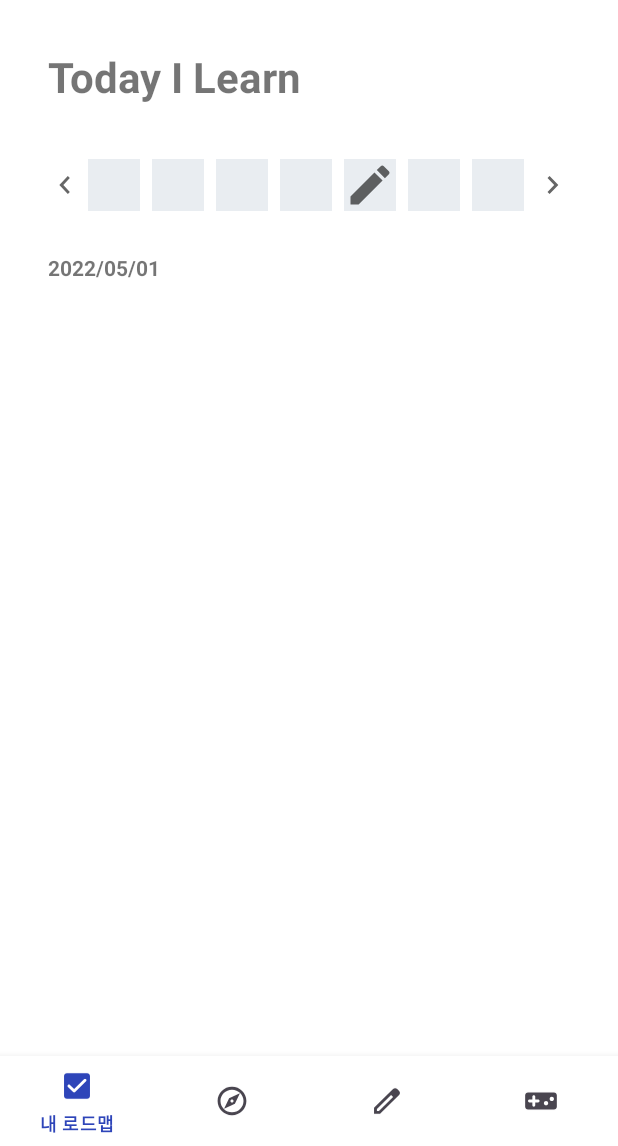
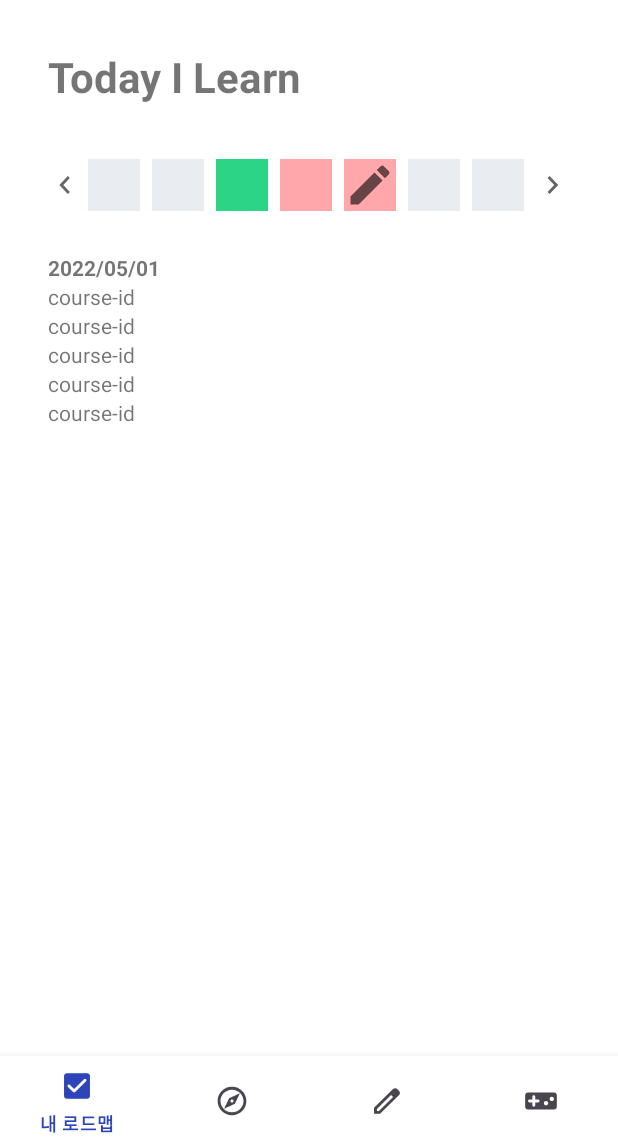
Before and after one commit to team-garosero/HobbyRoadmap, an Android app: the TilFragment screen opened through its navigation route, after a tap on an icon or button, on a phone screen of 412 x 824 dp, the part 90-1236 px from its top. Run offline under Robolectric (Android 15) with nearby library versions, the phone set to English and light mode, and no system bars; our stand-ins replace data binding, navigation-ui.

Commit message:
TilFrag 변경
delete un-used settings
til-data-structure 변경
til-recyclerview 연결

```diff
--- a/app/build.gradle
+++ b/app/build.gradle
@@ -69,12 +69,6 @@ dependencies {
     implementation 'androidx.preference:preference-ktx:1.2.0'
     implementation 'androidx.preference:preference:1.2.0'
 
-    // glide
-    implementation 'com.github.bumptech.glide:glide:4.11.0'
-
     // coroutines
     implementation("org.jetbrains.kotlinx:kotlinx-coroutines-android:1.3.9")
-
-    // Google Play 인스턴트 API
-    implementation "com.google.android.gms:play-services-instantapps:17.0.0"
 }
--- a/app/src/main/java/com/garosero/android/hobbyroadmap/data/ContentItem.kt
+++ /dev/null
@@ -1,6 +0,0 @@
-package com.garosero.android.hobbyroadmap.data
-
-data class ContentItem(
-    val contentId:String = "",
-    // todo : 채우기
-)
--- /dev/null
+++ b/app/src/main/java/com/garosero/android/hobbyroadmap/data/TilBoxItem.kt
@@ -0,0 +1,8 @@
+package com.garosero.android.hobbyroadmap.data
+
+import java.time.LocalDate
+
+data class TilBoxItem(
+    var date: LocalDate,
+    var tilList: MutableList<TilItem> = mutableListOf()
+)
--- a/app/src/main/java/com/garosero/android/hobbyroadmap/data/TilItem.kt
+++ b/app/src/main/java/com/garosero/android/hobbyroadmap/data/TilItem.kt
@@ -4,6 +4,7 @@ import java.time.LocalDate
 
 data class TilItem(
     val uid : String = "",
+    val courseId : String = "",
     val date: LocalDate,
-    val contentList: MutableList<ContentItem> = mutableListOf()
+    val content: String = ""
 )
--- a/app/src/main/java/com/garosero/android/hobbyroadmap/main/TilAdapter.kt
+++ b/app/src/main/java/com/garosero/android/hobbyroadmap/main/TilBoxAdapter.kt
@@ -5,13 +5,10 @@ import android.view.LayoutInflater
 import android.view.View
 import android.view.ViewGroup
 import androidx.annotation.RequiresApi
-import androidx.core.content.ContextCompat
 import androidx.recyclerview.widget.RecyclerView
-import com.garosero.android.hobbyroadmap.R
-import com.garosero.android.hobbyroadmap.data.TilItem
-import com.garosero.android.hobbyroadmap.databinding.RecyclerTilBinding
+import com.garosero.android.hobbyroadmap.data.TilBoxItem
+import com.garosero.android.hobbyroadmap.databinding.RecyclerTilBoxBinding
 import com.garosero.android.hobbyroadmap.viewmodels.TilViewModel
-import java.time.LocalDate
 import kotlin.math.max
 
 /**
@@ -19,42 +16,37 @@ import kotlin.math.max
  */
 
 @RequiresApi(Build.VERSION_CODES.O)
-class TilAdapter(val model:TilViewModel) :
-    RecyclerView.Adapter<TilAdapter.ViewHolder>() {
+class TilBoxAdapter(val model:TilViewModel) :
+    RecyclerView.Adapter<TilBoxAdapter.ViewHolder>() {
     var boxSize = 0
 
     // submit data
     fun setLayoutWidth(width: Int){
-        boxSize = width/ max(model.getTilItems().size, 1)
-        notifyItemRangeChanged(0, 7)
+        boxSize = width/ max(model.getTilBoxItems().size, 1)
+        notifyDataSetChanged()
     }
 
     override fun onCreateViewHolder(parent: ViewGroup, viewType: Int): ViewHolder {
-        val view = RecyclerTilBinding.inflate(
+        val view = RecyclerTilBoxBinding.inflate(
             LayoutInflater.from(parent.context),
             parent,
             false)
         return ViewHolder(view)
     }
 
-    override fun getItemCount(): Int = model.getTilItems().size
+    override fun getItemCount(): Int = model.getTilBoxItems().size
     override fun onBindViewHolder(holder: ViewHolder, position: Int) {
-        holder.bind(model.getTilItems()[position])
+        holder.bind(model.getTilBoxItems()[position])
     }
 
-    inner class ViewHolder(private val binding : RecyclerTilBinding)
+    inner class ViewHolder(private val binding : RecyclerTilBoxBinding)
         : RecyclerView.ViewHolder(binding.root){
 
-        fun bind(item: TilItem){
+        fun bind(item: TilBoxItem){
             binding.apply {
 
                 // If there is a record, the background color changes.
-                var bgColor = ContextCompat.getColor(
-                    itemView.context,
-                    if (item.contentList.size==0) R.color.tilBox_default
-                    else R.color.tilBox_active
-                )
-                cvBox.setBackgroundColor(bgColor)
+                cvBox.setBackgroundColor(model.getBgColor(itemView.context, item))
 
                 // Changes the icon of items representing focus-day's records.
                 if (model.getDateString(item.date).equals(
@@ -76,7 +68,6 @@ class TilAdapter(val model:TilViewModel) :
                 // onclick - listener
                 cvBox.setOnClickListener{
                     listener?.onItemClick(item, it)
-                    notifyDataSetChanged()
                 }
             }
         }
@@ -84,7 +75,7 @@ class TilAdapter(val model:TilViewModel) :
 
     // on click interface
     interface OnItemClickListener{
-        fun onItemClick(data: TilItem, view: View)
+        fun onItemClick(data: TilBoxItem, view: View)
     }
     private var listener : OnItemClickListener? = null
     fun setOnItemClickListener(listener : OnItemClickListener) {
--- a/app/src/main/java/com/garosero/android/hobbyroadmap/main/TilFragment.kt
+++ b/app/src/main/java/com/garosero/android/hobbyroadmap/main/TilFragment.kt
@@ -2,66 +2,86 @@ package com.garosero.android.hobbyroadmap.main
 
 import android.os.Build
 import android.os.Bundle
-import android.util.Log
-import androidx.fragment.app.Fragment
 import android.view.LayoutInflater
 import android.view.View
 import android.view.ViewGroup
 import androidx.annotation.RequiresApi
+import androidx.fragment.app.Fragment
 import androidx.lifecycle.Observer
-import com.garosero.android.hobbyroadmap.data.TilItem
+import com.garosero.android.hobbyroadmap.data.TilBoxItem
 import com.garosero.android.hobbyroadmap.databinding.FragmentTilBinding
 import com.garosero.android.hobbyroadmap.viewmodels.TilViewModel
 import java.time.LocalDate
-import java.time.format.DateTimeFormatter
 
 class TilFragment : Fragment() {
     @RequiresApi(Build.VERSION_CODES.O)
     val model = TilViewModel()
+    lateinit var boxAdapter: TilBoxAdapter
+    lateinit var listAdapter: TilListAdapter
+    lateinit var binding: FragmentTilBinding
 
     @RequiresApi(Build.VERSION_CODES.O)
     override fun onCreateView(
         inflater: LayoutInflater, container: ViewGroup?,
         savedInstanceState: Bundle?
     ): View? {
-        val binding = FragmentTilBinding.inflate(layoutInflater)
+        binding = FragmentTilBinding.inflate(layoutInflater)
 
+        setTilBox()
+        setTilList()
+
+        // liveData
+        val focusDayObserver = Observer<LocalDate> {
+            binding.tvDay.text = model.getDateString(it)
+        }
+        activity?.let { model.focusDay.observe(it, focusDayObserver) }
+
+        return binding.root
+    }
+
+    @RequiresApi(Build.VERSION_CODES.O)
+    private fun setTilBox(){
         with (binding){
-            // set recycler-view
-            val adapter = TilAdapter(model)
-            recycler.adapter = adapter
-            //recycler.itemAnimator = null
-            adapter.setOnItemClickListener(object : TilAdapter.OnItemClickListener{
-                override fun onItemClick(data: TilItem, view: View) {
-                    model.setFocusDay(data.date)
-                }
-            })
+            // recycler-view : Til
+            boxAdapter = TilBoxAdapter(model)
+            recyclerBox.adapter = boxAdapter
+            recyclerBox.itemAnimator = null
 
             // Since 7 boxes need to fit into the recycler-view,
             // we need a process to find the width of the recycler-view.
-            recycler.viewTreeObserver.addOnGlobalLayoutListener {
-                if (adapter.boxSize==0) {
-                    adapter.setLayoutWidth(binding.recycler.width)
+            recyclerBox.viewTreeObserver.addOnGlobalLayoutListener {
+                if (boxAdapter.boxSize==0) {
+                    boxAdapter.setLayoutWidth(binding.recyclerBox.width)
                 }
             }
+
+            // box adapter onClick
+            boxAdapter.setOnItemClickListener(object :TilBoxAdapter.OnItemClickListener{
+                override fun onItemClick(data: TilBoxItem, view: View) {
+                    model.setFocusDay(data.date)
+                    boxAdapter.notifyDataSetChanged()
+                    listAdapter.submitData(data)
+                }
+            })
 
             // button - event
             ibnPre.setOnClickListener {
                 model.addPreDay()
-                adapter.notifyDataSetChanged()
+                boxAdapter.notifyDataSetChanged()
             }
             ibnNext.setOnClickListener {
                 model.addNextDay()
-                adapter.notifyDataSetChanged()
+                boxAdapter.notifyDataSetChanged()
             }
+        }
+    }
 
-            // liveData
-            val focusDayObserver = Observer<LocalDate> {
-                tvDay.text = model.getDateString(it)
-            }
-            activity?.let { model.focusDay.observe(it, focusDayObserver) }
+    @RequiresApi(Build.VERSION_CODES.O)
+    private fun setTilList(){
+        with(binding){
+            val item = model.getFocusTilBoxItem()
+            listAdapter = TilListAdapter(item)
+            recyclerList.adapter = listAdapter
         }
-
-        return binding.root
     }
 }
--- /dev/null
+++ b/app/src/main/java/com/garosero/android/hobbyroadmap/main/TilListAdapter.kt
@@ -0,0 +1,49 @@
+package com.garosero.android.hobbyroadmap.main
+
+import android.os.Build
+import android.view.LayoutInflater
+import android.view.ViewGroup
+import androidx.annotation.RequiresApi
+import androidx.recyclerview.widget.RecyclerView
+import com.garosero.android.hobbyroadmap.data.TilBoxItem
+import com.garosero.android.hobbyroadmap.data.TilItem
+import com.garosero.android.hobbyroadmap.databinding.RecyclerTilListBinding
+
+/**
+ * Adapter for the [RecyclerView] in [TilFragment].
+ */
+
+@RequiresApi(Build.VERSION_CODES.O)
+class TilListAdapter(var dataSet: TilBoxItem) :
+    RecyclerView.Adapter<TilListAdapter.ViewHolder>() {
+
+    // submit data
+    fun submitData(dataSet: TilBoxItem){
+        this.dataSet = dataSet
+        notifyDataSetChanged()
+    }
+
+    override fun onCreateViewHolder(parent: ViewGroup, viewType: Int): ViewHolder {
+        val view = RecyclerTilListBinding.inflate(
+            LayoutInflater.from(parent.context),
+            parent,
+            false)
+        return ViewHolder(view)
+    }
+
+    override fun getItemCount(): Int = dataSet.tilList.size
+    override fun onBindViewHolder(holder: ViewHolder, position: Int) {
+        holder.bind(dataSet.tilList[position])
+    }
+
+    inner class ViewHolder(private val binding : RecyclerTilListBinding)
+        : RecyclerView.ViewHolder(binding.root){
+
+        fun bind(item: TilItem){
+            binding.apply {
+                // todo : item
+                tvTitle.text = "course-id"
+            }
+        }
+    }
+}
--- a/app/src/main/java/com/garosero/android/hobbyroadmap/viewmodels/TilViewModel.kt
+++ b/app/src/main/java/com/garosero/android/hobbyroadmap/viewmodels/TilViewModel.kt
@@ -1,9 +1,13 @@
 package com.garosero.android.hobbyroadmap.viewmodels
 
+import android.content.Context
 import android.os.Build
 import androidx.annotation.RequiresApi
+import androidx.core.content.ContextCompat
 import androidx.lifecycle.MutableLiveData
 import androidx.lifecycle.ViewModel
+import com.garosero.android.hobbyroadmap.R
+import com.garosero.android.hobbyroadmap.data.TilBoxItem
 import com.garosero.android.hobbyroadmap.data.TilItem
 import java.time.LocalDate
 import java.time.format.DateTimeFormatter
@@ -11,10 +15,10 @@ import java.time.format.DateTimeFormatter
 @RequiresApi(Build.VERSION_CODES.O)
 class TilViewModel : ViewModel() {
     val focusDay = MutableLiveData<LocalDate>()
-    val tilItems = MutableLiveData<MutableList<TilItem>>()
+    private val tilBoxItems = MutableLiveData<MutableList<TilBoxItem>>()
     init {
         initFocusDay()
-        initTilItems()
+        initTilBoxItems()
     }
 
     // focus -day
@@ -36,39 +40,38 @@ class TilViewModel : ViewModel() {
 
     // til-items for recyclerview
     @RequiresApi(Build.VERSION_CODES.O)
-    fun getTilItems() : MutableList<TilItem> {
-        tilItems.value?:initTilItems()
-        return tilItems.value!!
+    fun getTilBoxItems() : MutableList<TilBoxItem> {
+        return tilBoxItems.value!!
     }
 
     @RequiresApi(Build.VERSION_CODES.O)
-    fun initTilItems() {
-        val dataSet:MutableList<TilItem> = mutableListOf()
+    fun initTilBoxItems() {
+        val dataSet:MutableList<TilBoxItem> = mutableListOf()
         val fDay:LocalDate = focusDay.value!!
         for (i in -3..3){
-            dataSet.add(TilItem(date = fDay.plusDays(i.toLong())))
+            dataSet.add(getDataFromDB(date = fDay.plusDays(i.toLong())))
         }
-        tilItems.value = dataSet
+        tilBoxItems.value = dataSet
     }
 
     @RequiresApi(Build.VERSION_CODES.O)
     fun addPreDay(){
-        val size = tilItems.value!!.size
-        val firstDay = getTilItems().get(0).date
-        // todo : get preData
-        val preData = TilItem(date = firstDay.plusDays(-1))
-        tilItems.value!!.add(0, preData)
-        tilItems.value!!.removeAt(size)
+        val size = getTilBoxItems().size
+        val dataSet = getTilBoxItems()
+        val firstDay = dataSet.get(0).date
+        val preData = getDataFromDB(firstDay.plusDays(-1))
+        tilBoxItems.value!!.add(0, preData)
+        tilBoxItems.value!!.removeAt(size)
     }
 
     @RequiresApi(Build.VERSION_CODES.O)
     fun addNextDay(){
-        val size = tilItems.value!!.size
-        val lastDay = getTilItems().get(size-1).date
-        // todo : get nextData
-        val nextData = TilItem(date = lastDay.plusDays(1))
-        tilItems.value!!.add(nextData)
-        tilItems.value!!.removeAt(0)
+        val size = getTilBoxItems().size
+        val dataSet = getTilBoxItems()
+        val lastDay = dataSet.get(size-1).date
+        val nextData = getDataFromDB(lastDay.plusDays(1))
+        tilBoxItems.value!!.add(nextData)
+        tilBoxItems.value!!.removeAt(0)
     }
 
     @RequiresApi(Build.VERSION_CODES.O)
@@ -76,4 +79,32 @@ class TilViewModel : ViewModel() {
         val pattern = "yyyy/MM/dd"
         return date.format(DateTimeFormatter.ofPattern(pattern))
     }
+
+    // todo : get nextData
+    private fun getDataFromDB(date: LocalDate): TilBoxItem {
+        val random = (0..5).random()
+        val list = mutableListOf<TilItem>()
+        for (i in 0 until random){
+            list.add(TilItem(date=date))
+        }
+        val data = TilBoxItem(date, list)
+        return data
+    }
+
+    fun getFocusTilBoxItem(): TilBoxItem{
+        return getDataFromDB(date = focusDay.value!!)
+    }
+
+    // freq - group
+    fun getBgColor(context: Context, item: TilBoxItem): Int {
+        var src:Int
+        when (item.tilList.size){
+            0 -> src = R.color.tilBox_g0
+            1 -> src = R.color.tilBox_g1
+            2 -> src = R.color.tilBox_g2
+            4 -> src = R.color.tilBox_g3
+            else -> src = R.color.tilBox_g4
+        }
+        return ContextCompat.getColor(context, src)
+    }
 }
--- a/app/src/main/res/layout/fragment_til.xml
+++ b/app/src/main/res/layout/fragment_til.xml
@@ -35,12 +35,12 @@
                 android:layout_gravity="center"/>
 
             <androidx.recyclerview.widget.RecyclerView
-                android:id="@+id/recycler"
+                android:id="@+id/recycler_box"
                 android:layout_width="0dp"
                 android:layout_height="wrap_content"
                 app:layoutManager="androidx.recyclerview.widget.LinearLayoutManager"
                 android:orientation="horizontal"
-                tools:listitem="@layout/recycler_til"
+                tools:listitem="@layout/recycler_til_box"
                 android:layout_weight="13"
                 android:layout_gravity="center" />
 
@@ -59,5 +59,13 @@
             android:layout_height="wrap_content"
             android:textStyle="bold"
             android:layout_marginTop="@dimen/margin_24"/>
+
+        <androidx.recyclerview.widget.RecyclerView
+            android:id="@+id/recycler_list"
+            android:layout_width="match_parent"
+            android:layout_height="wrap_content"
+            app:layoutManager="androidx.recyclerview.widget.LinearLayoutManager"
+            android:orientation="vertical"
+            tools:listitem="@layout/recycler_til_list" />
     </LinearLayout>
 </FrameLayout>
--- /dev/null
+++ b/app/src/main/res/layout/recycler_til_list.xml
@@ -0,0 +1,13 @@
+<?xml version="1.0" encoding="utf-8"?>
+<LinearLayout
+    xmlns:android="http://schemas.android.com/apk/res/android"
+    android:layout_width="match_parent"
+    android:layout_height="wrap_content"
+    android:orientation="horizontal">
+
+    <TextView
+        android:id="@+id/tv_title"
+        android:layout_width="match_parent"
+        android:layout_height="wrap_content"/>
+
+</LinearLayout>
--- a/app/src/main/res/values/colors.xml
+++ b/app/src/main/res/values/colors.xml
@@ -9,8 +9,11 @@
     <color name="white">#FFFFFFFF</color>
 
     <!-- til-box color -->
-    <color name="tilBox_default">#E9EDF1</color>
-    <color name="tilBox_active">#2BD585</color>
+    <color name="tilBox_g0">#E9EDF1</color>
+    <color name="tilBox_g1">#FFA7AA</color>
+    <color name="tilBox_g2">#FFE4A2</color>
+    <color name="tilBox_g3">#B8F9A3</color>
+    <color name="tilBox_g4">#2BD585</color>
     <color name="tilBox_today">#3249BC</color>
 
     <!-- adventure bolder color -->
```
Also changed, not shown: app/src/main/AndroidManifest.xml (+2 -6 lines), app/src/main/res/layout/recycler_til_box.xml (renamed from app/src/main/res/layout/recycler_til.xml).
